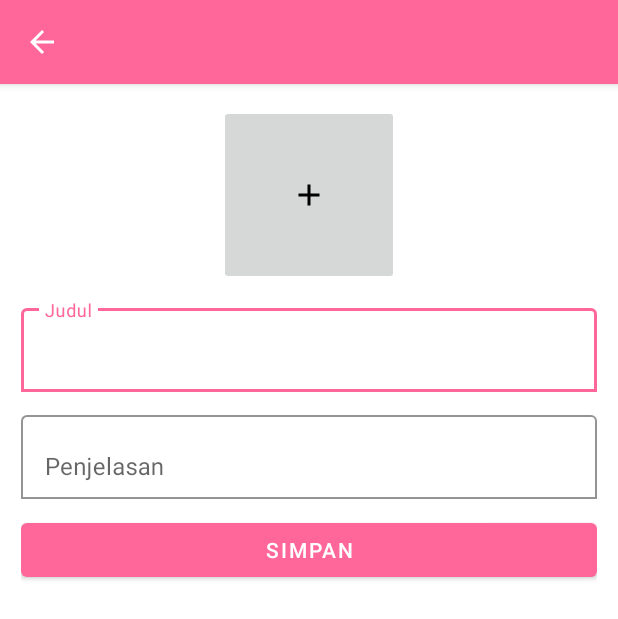
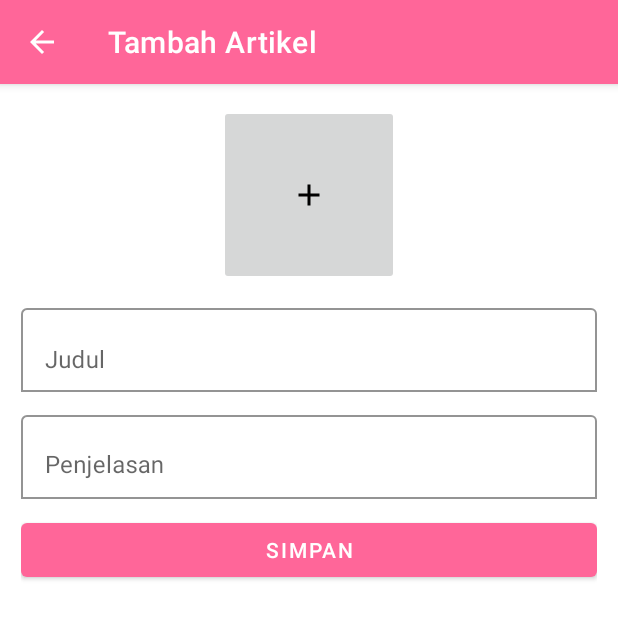
Before and after one commit to shendyherta/aplikasiku, an Android app: the EditArtikel screen opened directly, with no data from a screen before it, on a phone screen of 412 x 824 dp. Shown: the top 619 px of the screen. Run offline under Robolectric (Android 15) with nearby library versions, the phone set to English and light mode, and no system bars; our stand-ins replace Firebase (no records; nobody signed in at launch, a user with empty details on screens opened directly); pictures from the network do not load; 1 statement that could not run was skipped.

Commit message:
menambahkan title ke toolbar di rekam, pantau, artikel, kemudian memperbaiki logika untuk menentukan pasien butuh rujukan atau baik, dan memperbaiki detail kecil untuk meningkatkan pengalaman pengguna mengoperasikan aplikasi

```diff
--- a/app/src/main/java/com/sh/aplikasiku/ui/artikel/EditArtikel.java
+++ b/app/src/main/java/com/sh/aplikasiku/ui/artikel/EditArtikel.java
@@ -88,8 +88,16 @@ public class EditArtikel extends AppCompatActivity {
                 Glide.with(getApplicationContext()).load(intent.getStringExtra("avatar")).into(avatar);
                 btnAdd.setVisibility(View.GONE);
                 avatar.setVisibility(View.VISIBLE);
+
+                //set toolbar title
+                getSupportActionBar().setDisplayHomeAsUpEnabled(true);
+                getSupportActionBar().setTitle("Edit Artikel");
             } else {
                 id = null;
+
+                //set toolbar title
+                getSupportActionBar().setDisplayHomeAsUpEnabled(true);
+                getSupportActionBar().setTitle("Tambah Artikel");
             }
 
         }
--- a/app/src/main/java/com/sh/aplikasiku/ui/artikel/TampilArtikel.java
+++ b/app/src/main/java/com/sh/aplikasiku/ui/artikel/TampilArtikel.java
@@ -37,7 +37,7 @@ public class TampilArtikel extends AppCompatActivity {
         setContentView(R.layout.activity_tampil_artikel);
 
         getSupportActionBar().setDisplayHomeAsUpEnabled(true);
-        getSupportActionBar().setTitle("");
+        getSupportActionBar().setTitle("Artikel");
 
         //get userrole
         sharedPref = getSharedPreferences(getString(R.string.data_user), MODE_PRIVATE);
--- a/app/src/main/java/com/sh/aplikasiku/ui/pantaukehamilan/TampilPantauKehamilan.java
+++ b/app/src/main/java/com/sh/aplikasiku/ui/pantaukehamilan/TampilPantauKehamilan.java
@@ -38,7 +38,7 @@ public class TampilPantauKehamilan extends AppCompatActivity {
         setContentView(R.layout.activity_tampil_pantau_kehamilan);
 
         getSupportActionBar().setDisplayHomeAsUpEnabled(true);
-        getSupportActionBar().setTitle("");
+        getSupportActionBar().setTitle("Pantau Kehamilan");
 
         //get userrole
         sharedPref = getSharedPreferences(getString(R.string.data_user), MODE_PRIVATE);
--- a/app/src/main/java/com/sh/aplikasiku/ui/rekammedis/TampilanRekam.java
+++ b/app/src/main/java/com/sh/aplikasiku/ui/rekammedis/TampilanRekam.java
@@ -34,7 +34,7 @@ public class TampilanRekam extends AppCompatActivity {
         setContentView(R.layout.activity_tampilan_rekam);
 
         getSupportActionBar().setDisplayHomeAsUpEnabled(true);
-        getSupportActionBar().setTitle("");
+        getSupportActionBar().setTitle("Rekam Medis");
 
         //get userrole
         sharedPref = getSharedPreferences(getString(R.string.data_user), MODE_PRIVATE);
--- a/app/src/main/res/layout/activity_edit_artikel.xml
+++ b/app/src/main/res/layout/activity_edit_artikel.xml
@@ -9,6 +9,9 @@
     <LinearLayout
         android:layout_width="match_parent"
         android:layout_height="wrap_content"
+        android:clickable="true"
+        android:focusable="true"
+        android:focusableInTouchMode="true"
         android:orientation="vertical"
         android:padding="14dp">
 
@@ -16,8 +19,8 @@
             android:id="@+id/btn_add"
             android:layout_width="120dp"
             android:layout_height="120dp"
-            android:src="@drawable/ic_baseline_add_24"
-            android:layout_gravity="center"/>
+            android:layout_gravity="center"
+            android:src="@drawable/ic_baseline_add_24" />
 
         <androidx.appcompat.widget.AppCompatImageView
             android:id="@+id/avatar"
@@ -25,8 +28,8 @@
             android:layout_height="120dp"
             android:layout_gravity="center"
             android:background="#ccc"
-            android:visibility="gone"
-            android:src="@drawable/ic_baseline_image_24"/>
+            android:src="@drawable/ic_baseline_image_24"
+            android:visibility="gone" />
 
         <com.google.android.material.textfield.TextInputLayout
             android:layout_width="match_parent"
@@ -55,8 +58,9 @@
                 android:id="@+id/penjelasan"
                 android:layout_width="match_parent"
                 android:layout_height="wrap_content"
+                android:gravity="top|start"
                 android:hint="Penjelasan"
-                android:inputType="text" />
+                android:inputType="text|textMultiLine" />
 
         </com.google.android.material.textfield.TextInputLayout>
 
--- a/app/src/main/res/layout/activity_login2.xml
+++ b/app/src/main/res/layout/activity_login2.xml
@@ -10,6 +10,9 @@
         android:layout_width="match_parent"
         android:layout_height="wrap_content"
         android:layout_gravity="center"
+        android:clickable="true"
+        android:focusable="true"
+        android:focusableInTouchMode="true"
         android:orientation="vertical"
         android:padding="20dp">
 
--- a/app/src/main/res/layout/activity_register.xml
+++ b/app/src/main/res/layout/activity_register.xml
@@ -11,6 +11,9 @@
         android:layout_width="match_parent"
         android:layout_height="wrap_content"
         android:layout_gravity="center"
+        android:clickable="true"
+        android:focusable="true"
+        android:focusableInTouchMode="true"
         android:orientation="vertical"
         android:padding="20dp">
 
```
Also changed, not shown: app/src/main/java/com/sh/aplikasiku/ui/pantaukehamilan/EditPantau.java (+9 -1 lines), app/src/main/java/com/sh/aplikasiku/ui/rekammedis/EditRekam.java (+16 -9 lines), app/src/main/res/layout/activity_edit_pantau.xml (+5 -2 lines), app/src/main/res/layout/activity_edit_rekam.xml (+7 -2 lines), app/src/main/res/layout/activity_main.xml (+8 -8 lines).
